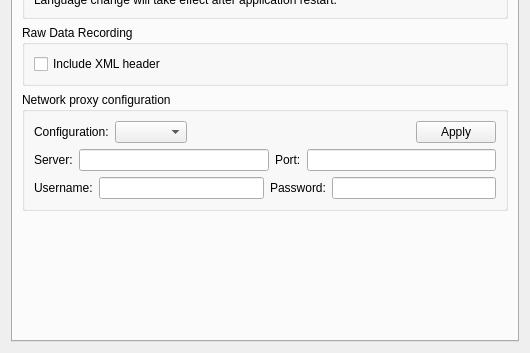
Qt form gui/setupdialog.ui (KejPi/AbracaDABra) before a commit; both pictures show x 0 to 530 and y 281 to 634 of the 530 by 634 pixel window.
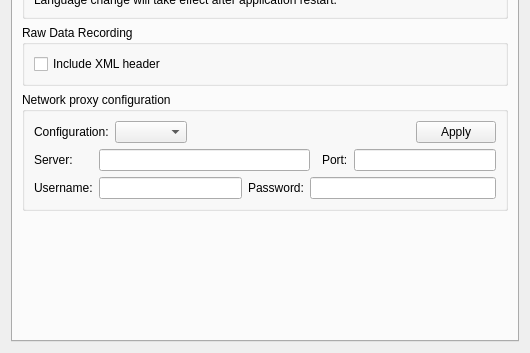
The same form after that commit. The open tabs and pages were chosen to show the change. Custom widgets are drawn as their Qt base class.

Commit message: Setup dialog proxy configuration alignment

```diff
--- a/gui/setupdialog.ui
+++ b/gui/setupdialog.ui
@@ -1988,9 +1988,61 @@
          <property name="title">
           <string>Network proxy configuration</string>
          </property>
-         <layout class="QVBoxLayout" name="verticalLayout_20">
-          <item>
-           <layout class="QHBoxLayout" name="horizontalLayout_24">
+         <layout class="QGridLayout" name="gridLayout_9">
+          <item row="2" column="3" colspan="4">
+           <widget class="QLineEdit" name="proxyPassEdit">
+            <property name="echoMode">
+             <enum>QLineEdit::Password</enum>
+            </property>
+            <property name="alignment">
+             <set>Qt::AlignCenter</set>
+            </property>
+           </widget>
+          </item>
+          <item row="1" column="1" colspan="3">
+           <widget class="QLineEdit" name="proxyServerEdit">
+            <property name="alignment">
+             <set>Qt::AlignCenter</set>
+            </property>
+           </widget>
+          </item>
+          <item row="1" column="0">
+           <widget class="QLabel" name="proxyServerLabel">
+            <property name="text">
+             <string>Server:</string>
+            </property>
+           </widget>
+          </item>
+          <item row="2" column="1">
+           <widget class="QLineEdit" name="proxyUserEdit">
+            <property name="alignment">
+             <set>Qt::AlignCenter</set>
+            </property>
+           </widget>
+          </item>
+          <item row="2" column="2">
+           <widget class="QLabel" name="proxyPassLabel">
+            <property name="text">
+             <string>Password:</string>
+            </property>
+           </widget>
+          </item>
+          <item row="1" column="5">
+           <widget class="QLabel" name="proxyPortLabel">
+            <property name="text">
+             <string>Port:</string>
+            </property>
+           </widget>
+          </item>
+          <item row="1" column="6">
+           <widget class="QLineEdit" name="proxyPortEdit">
+            <property name="alignment">
+             <set>Qt::AlignCenter</set>
+            </property>
+           </widget>
+          </item>
+          <item row="0" column="0" colspan="7">
+           <layout class="QHBoxLayout" name="horizontalLayout_22">
             <item>
              <widget class="QLabel" name="proxyLabel">
               <property name="text">
@@ -2008,7 +2060,7 @@
               </property>
               <property name="sizeHint" stdset="0">
                <size>
-                <width>40</width>
+                <width>128</width>
                 <height>20</height>
                </size>
               </property>
@@ -2023,57 +2075,12 @@
             </item>
            </layout>
           </item>
-          <item>
-           <layout class="QHBoxLayout" name="horizontalLayout_22">
-            <item>
-             <widget class="QLabel" name="proxyServerLabel">
-              <property name="text">
-               <string>Server:</string>
-              </property>
-             </widget>
-            </item>
-            <item>
-             <widget class="QLineEdit" name="proxyServerEdit"/>
-            </item>
-            <item>
-             <widget class="QLabel" name="proxyPortLabel">
-              <property name="text">
-               <string>Port:</string>
-              </property>
-             </widget>
-            </item>
-            <item>
-             <widget class="QLineEdit" name="proxyPortEdit"/>
-            </item>
-           </layout>
-          </item>
-          <item>
-           <layout class="QHBoxLayout" name="horizontalLayout_23">
-            <item>
-             <widget class="QLabel" name="proxyUserLabel">
-              <property name="text">
-               <string>Username:</string>
-              </property>
-             </widget>
-            </item>
-            <item>
-             <widget class="QLineEdit" name="proxyUserEdit"/>
-            </item>
-            <item>
-             <widget class="QLabel" name="proxyPassLabel">
-              <property name="text">
-               <string>Password:</string>
-              </property>
-             </widget>
-            </item>
-            <item>
-             <widget class="QLineEdit" name="proxyPassEdit">
-              <property name="echoMode">
-               <enum>QLineEdit::Password</enum>
-              </property>
-             </widget>
-            </item>
-           </layout>
+          <item row="2" column="0">
+           <widget class="QLabel" name="proxyUserLabel">
+            <property name="text">
+             <string>Username:</string>
+            </property>
+           </widget>
           </item>
          </layout>
         </widget>
```
Left out of the diff: 8 changed lines with no effect on the pictures.
